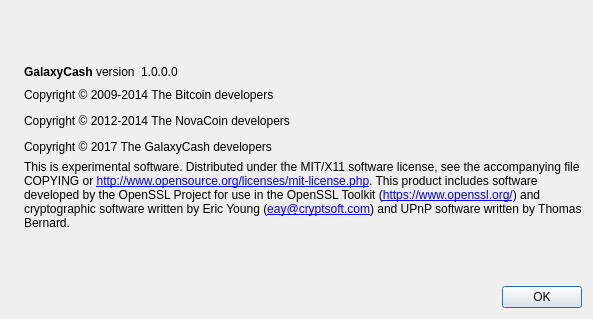
Above: src/qt/forms/aboutdialog.ui from galaxycash/galaxycash before the change. Below: the same form after it.
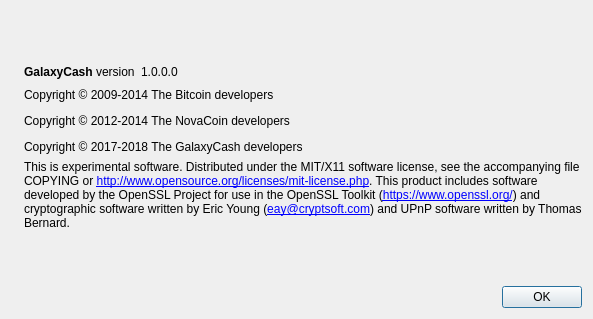
That is the form after the change. Icons and pictures are not drawn.

Patch:
```diff
--- a/src/qt/forms/aboutdialog.ui
+++ b/src/qt/forms/aboutdialog.ui
@@ -91,7 +91,7 @@
         <cursorShape>IBeamCursor</cursorShape>
        </property>
        <property name="text">
-        <string>&lt;html&gt;&lt;head/&gt;&lt;body&gt;&lt;p&gt;Copyright © 2009-2014 The Bitcoin developers&lt;/p&gt;&lt;p&gt;Copyright © 2012-2014 The NovaCoin developers&lt;/p&gt;&lt;p&gt;Copyright © 2017 The GalaxyCash developers&lt;/p&gt;&lt;/body&gt;&lt;/html&gt;</string>
+        <string>&lt;html&gt;&lt;head/&gt;&lt;body&gt;&lt;p&gt;Copyright © 2009-2014 The Bitcoin developers&lt;/p&gt;&lt;p&gt;Copyright © 2012-2014 The NovaCoin developers&lt;/p&gt;&lt;p&gt;Copyright © 2017-2018 The GalaxyCash developers&lt;/p&gt;&lt;/body&gt;&lt;/html&gt;</string>
        </property>
        <property name="textInteractionFlags">
         <set>Qt::LinksAccessibleByMouse|Qt::TextSelectableByKeyboard|Qt::TextSelectableByMouse</set>
```
